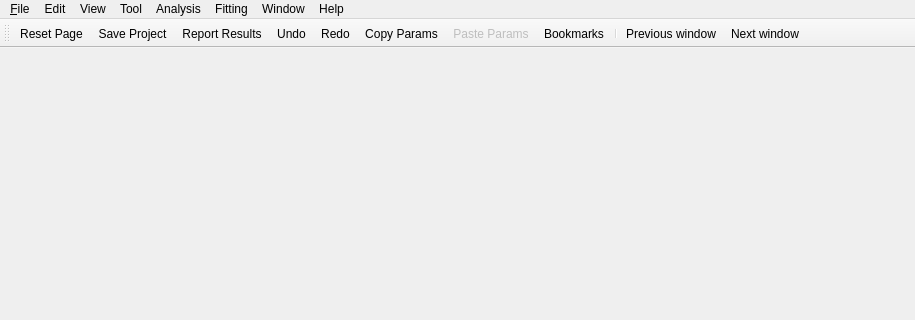
This is src/sas/qtgui/MainWindow/UI/MainWindowUI.ui in SasView/sasview as Qt 5 draws it before an edit; both pictures show x 0 to 915 and y 0 to 320 of the 915 by 607 pixel window. The edited form follows.
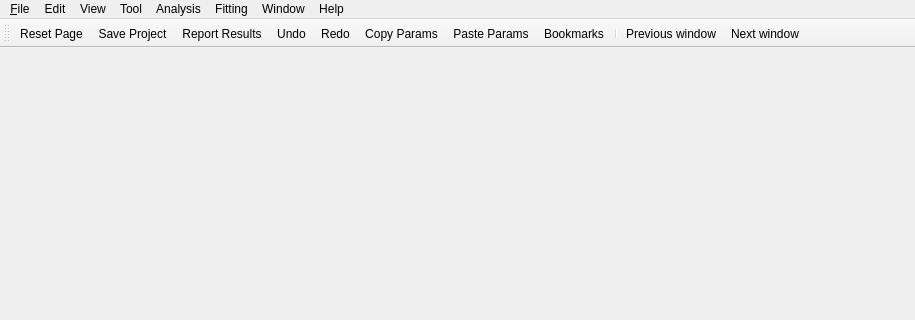
This is the edited form. Icons and pictures are not drawn.

Diff of the .ui file:
```diff
--- a/src/sas/qtgui/MainWindow/UI/MainWindowUI.ui
+++ b/src/sas/qtgui/MainWindow/UI/MainWindowUI.ui
@@ -267,7 +267,7 @@
   </action>
   <action name="actionPaste">
    <property name="enabled">
-    <bool>false</bool>
+    <bool>true</bool>
    </property>
    <property name="icon">
     <iconset>
```
Left out of the diff: 3 changed lines with no effect on the pictures. Lines whose indentation alone changed are shown as unchanged.
